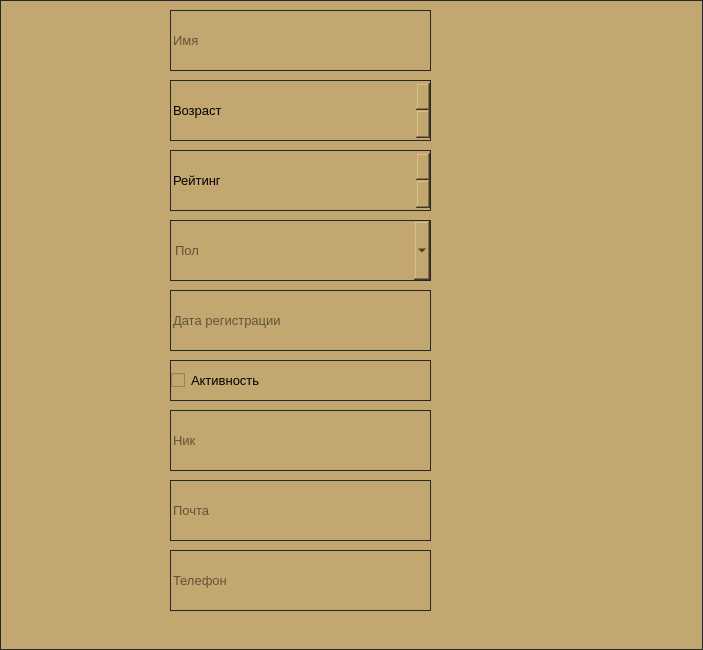
Alexeygersh/OOP_5sem_Labs_QT, file OnlinePlayerDialog.ui: the form before one commit.
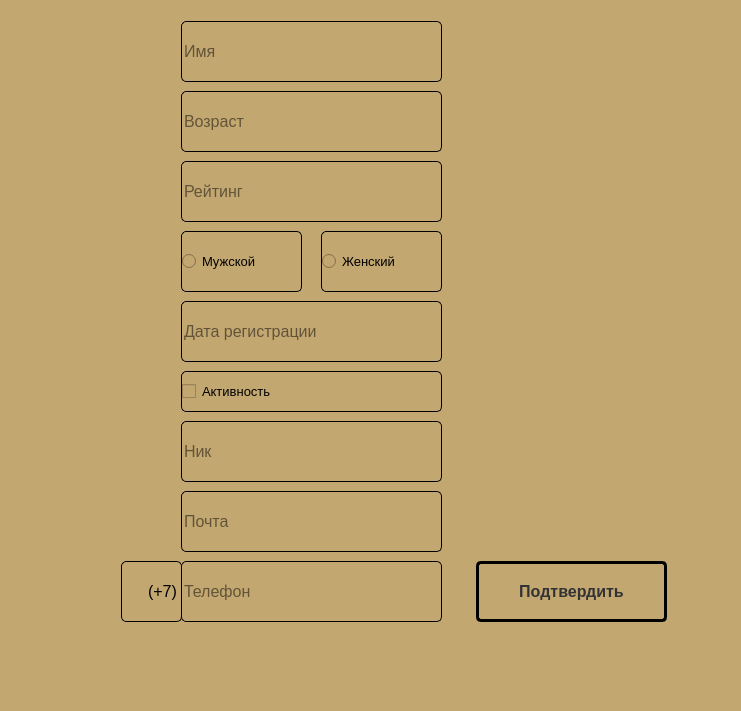
The form after the commit.

What changed in the file:
```diff
--- a/OnlinePlayerDialog.ui
+++ b/OnlinePlayerDialog.ui
@@ -6,8 +6,8 @@
    <rect>
     <x>0</x>
     <y>0</y>
-    <width>703</width>
-    <height>650</height>
+    <width>741</width>
+    <height>711</height>
    </rect>
   </property>
   <property name="windowTitle">
@@ -15,55 +15,111 @@
   </property>
   <property name="styleSheet">
    <string notr="true">background-color: rgb(195, 167, 112);
-border: 1px solid rgb(38, 39, 40);
-color: rgb(0, 0, 0);</string>
+selection-background-color: rgb(170, 170, 127);
+selection-color: rgb(170, 0, 0);
+
+</string>
   </property>
-  <widget class="QLineEdit" name="nameEdit">
+  <widget class="QScrollArea" name="scrollArea">
    <property name="geometry">
     <rect>
-     <x>170</x>
+     <x>20</x>
      <y>10</y>
-     <width>261</width>
+     <width>691</width>
+     <height>651</height>
+    </rect>
+   </property>
+   <property name="font">
+    <font>
+     <pointsize>12</pointsize>
+    </font>
+   </property>
+   <property name="styleSheet">
+    <string notr="true">background-color: rgb(195, 167, 112);
+color: rgb(0, 0, 0);
+border-radius: 5px;
+border: 1px solid rgb(195, 167, 112);
+</string>
+   </property>
+   <property name="sizeAdjustPolicy">
+    <enum>QAbstractScrollArea::SizeAdjustPolicy::AdjustToContents</enum>
+   </property>
+   <property name="widgetResizable">
+    <bool>true</bool>
+   </property>
+   <widget class="QWidget" name="scrollAreaWidgetContents">
+    <property name="geometry">
+     <rect>
+      <x>0</x>
+      <y>0</y>
+      <width>689</width>
+      <height>649</height>
+     </rect>
+    </property>
+    <property name="styleSheet">
+     <string notr="true"/>
+    </property>
+    <widget class="QPushButton" name="pushButton">
+     <property name="geometry">
+      <rect>
+       <x>455</x>
+       <y>550</y>
+       <width>191</width>
      <height>61</height>
     </rect>
    </property>
    <property name="font">
     <font>
-     <pointsize>10</pointsize>
-    </font>
-   </property>
-   <property name="placeholderText">
-    <string>Имя</string>
-   </property>
-  </widget>
-  <widget class="QSpinBox" name="ratingSpinBox">
+       <pointsize>12</pointsize>
+       <bold>true</bold>
+      </font>
+     </property>
+     <property name="styleSheet">
+      <string notr="true">border: 3px solid rgb(0, 0, 0);
+background-color: rgb(195, 167, 112);
+color: #333;
+padding: 5px;
+
+</string>
+     </property>
+     <property name="text">
+      <string>Подтвердить</string>
+     </property>
+     <property name="autoDefault">
+      <bool>true</bool>
+     </property>
+     <property name="default">
+      <bool>false</bool>
+     </property>
+     <property name="flat">
+      <bool>false</bool>
+     </property>
+    </widget>
+    <widget class="QLineEdit" name="emailEdit">
    <property name="geometry">
     <rect>
-     <x>170</x>
-     <y>150</y>
+       <x>160</x>
+       <y>480</y>
      <width>261</width>
      <height>61</height>
     </rect>
    </property>
    <property name="font">
     <font>
-     <pointsize>10</pointsize>
-    </font>
-   </property>
-   <property name="specialValueText">
-    <string>Рейтинг</string>
-   </property>
-   <property name="maximum">
-    <number>3000</number>
-   </property>
-   <property name="singleStep">
-    <number>50</number>
+       <pointsize>12</pointsize>
+      </font>
+     </property>
+     <property name="styleSheet">
+      <string notr="true">border: 1px solid rgb(0, 0, 0);</string>
+     </property>
+     <property name="placeholderText">
+      <string>Почта</string>
    </property>
   </widget>
   <widget class="QLineEdit" name="registrationDateEdit">
    <property name="geometry">
     <rect>
-     <x>170</x>
+       <x>160</x>
      <y>290</y>
      <width>261</width>
      <height>61</height>
@@ -71,9 +127,12 @@
    </property>
    <property name="font">
     <font>
-     <pointsize>10</pointsize>
-    </font>
-   </property>
+       <pointsize>12</pointsize>
+      </font>
+     </property>
+     <property name="styleSheet">
+      <string notr="true">border: 1px solid rgb(0, 0, 0);</string>
+     </property>
    <property name="placeholderText">
     <string>Дата регистрации</string>
    </property>
@@ -81,7 +140,7 @@
   <widget class="QCheckBox" name="checkBox">
    <property name="geometry">
     <rect>
-     <x>170</x>
+       <x>160</x>
      <y>360</y>
      <width>261</width>
      <height>41</height>
@@ -92,63 +151,17 @@
      <pointsize>10</pointsize>
     </font>
    </property>
+     <property name="styleSheet">
+      <string notr="true">border: 1px solid rgb(0, 0, 0);</string>
+     </property>
    <property name="text">
     <string>Активность</string>
    </property>
   </widget>
-  <widget class="QComboBox" name="genderComboBox">
-   <property name="geometry">
-    <rect>
-     <x>170</x>
-     <y>220</y>
-     <width>261</width>
-     <height>61</height>
-    </rect>
-   </property>
-   <property name="font">
-    <font>
-     <pointsize>10</pointsize>
-    </font>
-   </property>
-   <property name="placeholderText">
-    <string>Пол</string>
-   </property>
-   <item>
-    <property name="text">
-     <string>Мужской</string>
-    </property>
-   </item>
-   <item>
-    <property name="text">
-     <string>Женский</string>
-    </property>
-   </item>
-  </widget>
-  <widget class="QSpinBox" name="ageSpinBox">
-   <property name="geometry">
-    <rect>
-     <x>170</x>
-     <y>80</y>
-     <width>261</width>
-     <height>61</height>
-    </rect>
-   </property>
-   <property name="font">
-    <font>
-     <pointsize>10</pointsize>
-    </font>
-   </property>
-   <property name="specialValueText">
-    <string>Возраст</string>
-   </property>
-   <property name="maximum">
-    <number>120</number>
-   </property>
-  </widget>
   <widget class="QLineEdit" name="virtualNameEdit">
    <property name="geometry">
     <rect>
-     <x>170</x>
+       <x>160</x>
      <y>410</y>
      <width>261</width>
      <height>61</height>
@@ -156,35 +169,41 @@
    </property>
    <property name="font">
     <font>
-     <pointsize>10</pointsize>
-    </font>
-   </property>
+       <pointsize>12</pointsize>
+      </font>
+     </property>
+     <property name="styleSheet">
+      <string notr="true">border: 1px solid rgb(0, 0, 0);</string>
+     </property>
    <property name="placeholderText">
     <string>Ник</string>
    </property>
   </widget>
-  <widget class="QLineEdit" name="emailEdit">
+    <widget class="QLineEdit" name="ageLineEdit">
    <property name="geometry">
     <rect>
-     <x>170</x>
-     <y>480</y>
+       <x>160</x>
+       <y>80</y>
      <width>261</width>
      <height>61</height>
     </rect>
    </property>
    <property name="font">
     <font>
-     <pointsize>10</pointsize>
-    </font>
-   </property>
+       <pointsize>12</pointsize>
+      </font>
+     </property>
+     <property name="styleSheet">
+      <string notr="true">border: 1px solid rgb(0, 0, 0);</string>
+     </property>
    <property name="placeholderText">
-    <string>Почта</string>
+      <string>Возраст</string>
    </property>
   </widget>
   <widget class="QLineEdit" name="telEdit">
    <property name="geometry">
     <rect>
-     <x>170</x>
+       <x>160</x>
      <y>550</y>
      <width>261</width>
      <height>61</height>
@@ -192,12 +211,131 @@
    </property>
    <property name="font">
     <font>
-     <pointsize>10</pointsize>
-    </font>
-   </property>
+       <pointsize>12</pointsize>
+      </font>
+     </property>
+     <property name="styleSheet">
+      <string notr="true">border: 1px solid rgb(0, 0, 0);</string>
+     </property>
    <property name="placeholderText">
     <string>Телефон</string>
    </property>
+    </widget>
+    <widget class="QRadioButton" name="femaleRadioButton">
+     <property name="geometry">
+      <rect>
+       <x>300</x>
+       <y>220</y>
+       <width>121</width>
+       <height>61</height>
+      </rect>
+     </property>
+     <property name="font">
+      <font>
+       <pointsize>10</pointsize>
+      </font>
+     </property>
+     <property name="accessibleName">
+      <string>F</string>
+     </property>
+     <property name="styleSheet">
+      <string notr="true">border: 1px solid rgb(0, 0, 0);</string>
+     </property>
+     <property name="text">
+      <string>Женский</string>
+     </property>
+    </widget>
+    <widget class="QLineEdit" name="ratingLineEdit">
+     <property name="geometry">
+      <rect>
+       <x>160</x>
+       <y>150</y>
+       <width>261</width>
+       <height>61</height>
+      </rect>
+     </property>
+     <property name="font">
+      <font>
+       <pointsize>12</pointsize>
+      </font>
+     </property>
+     <property name="styleSheet">
+      <string notr="true">border: 1px solid rgb(0, 0, 0);</string>
+     </property>
+     <property name="placeholderText">
+      <string>Рейтинг</string>
+     </property>
+    </widget>
+    <widget class="QRadioButton" name="maleRadioButton">
+     <property name="geometry">
+      <rect>
+       <x>160</x>
+       <y>220</y>
+       <width>121</width>
+       <height>61</height>
+      </rect>
+     </property>
+     <property name="font">
+      <font>
+       <pointsize>10</pointsize>
+      </font>
+     </property>
+     <property name="accessibleName">
+      <string>M</string>
+     </property>
+     <property name="styleSheet">
+      <string notr="true">border: 1px solid rgb(0, 0, 0);</string>
+     </property>
+     <property name="text">
+      <string>Мужской</string>
+     </property>
+    </widget>
+    <widget class="QLineEdit" name="nameEdit">
+     <property name="geometry">
+      <rect>
+       <x>160</x>
+       <y>10</y>
+       <width>261</width>
+       <height>61</height>
+      </rect>
+     </property>
+     <property name="font">
+      <font>
+       <pointsize>12</pointsize>
+      </font>
+     </property>
+     <property name="styleSheet">
+      <string notr="true">border: 1px solid rgb(0, 0, 0);</string>
+     </property>
+     <property name="placeholderText">
+      <string>Имя</string>
+     </property>
+    </widget>
+    <widget class="QLineEdit" name="lineEdit">
+     <property name="geometry">
+      <rect>
+       <x>100</x>
+       <y>550</y>
+       <width>61</width>
+       <height>61</height>
+      </rect>
+     </property>
+     <property name="font">
+      <font>
+       <pointsize>12</pointsize>
+      </font>
+     </property>
+     <property name="styleSheet">
+      <string notr="true">border: 1px solid rgb(0, 0, 0);</string>
+     </property>
+     <property name="text">
+      <string>(+7)</string>
+     </property>
+     <property name="alignment">
+      <set>Qt::AlignmentFlag::AlignRight|Qt::AlignmentFlag::AlignTrailing|Qt::AlignmentFlag::AlignVCenter</set>
+     </property>
+    </widget>
+   </widget>
   </widget>
  </widget>
  <resources/>
```
Lines whose indentation alone changed are shown as unchanged.
